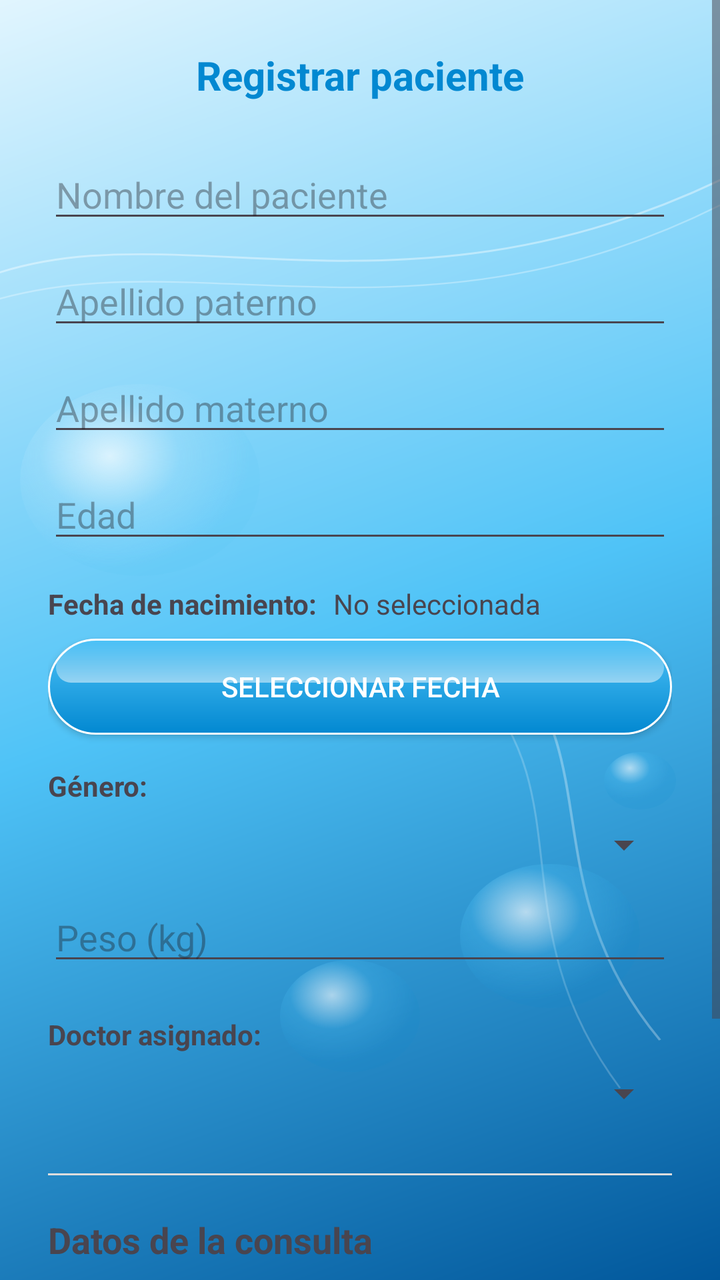
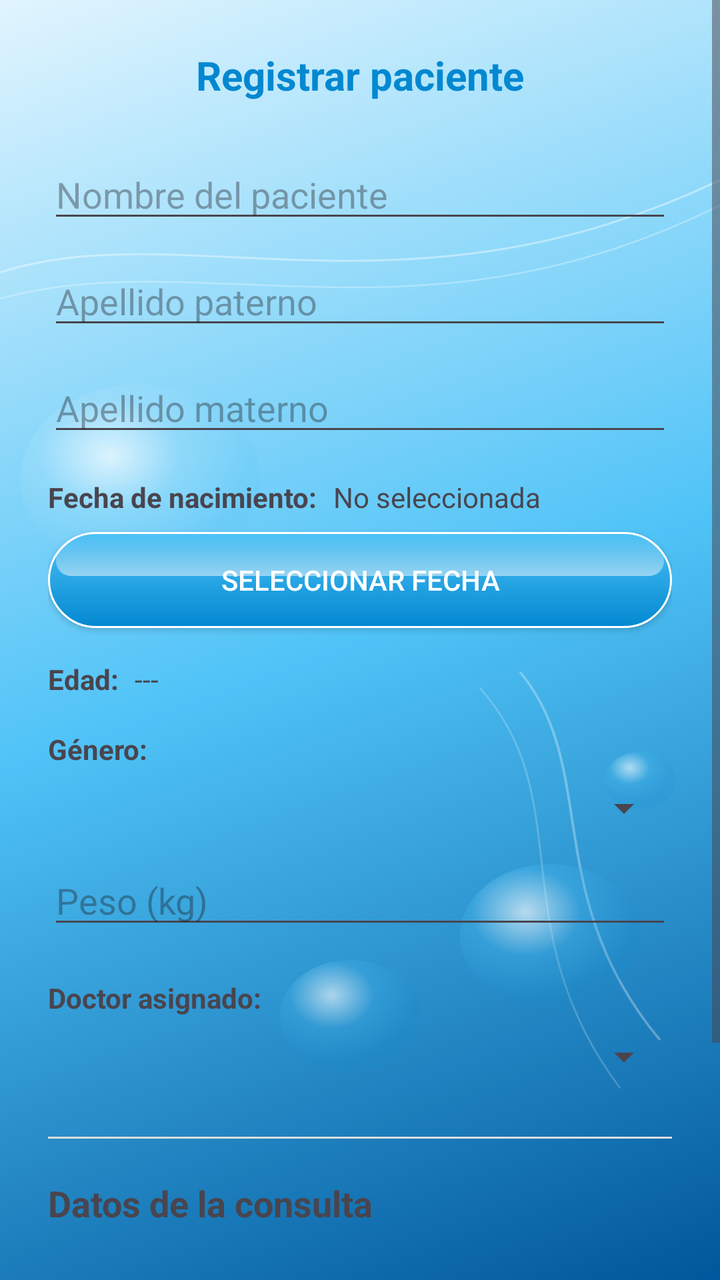

The first picture is an Android layout as it rendered before a commit; the second is the same layout after the commit. The layout source and the unified diff follow.
<!-- AndroidManifest.xml: application theme Theme.ProyectoTheProyect -->
<!-- res/layout/activity_guardar_paciente.xml -->
<?xml version="1.0" encoding="utf-8"?>
<ScrollView
    xmlns:android="http://schemas.android.com/apk/res/android"
    xmlns:app="http://schemas.android.com/apk/res-auto"
    xmlns:tools="http://schemas.android.com/tools"
    android:id="@+id/main"
    android:layout_width="match_parent"
    android:layout_height="match_parent"
    android:background="@drawable/bg_frutiger_gradient"
    android:fillViewport="true">

    <androidx.constraintlayout.widget.ConstraintLayout
        android:layout_width="match_parent"
        android:layout_height="wrap_content"
        android:padding="24dp"
        tools:context=".GuardarPacienteActivity">

        <TextView
            android:id="@+id/tvTituloPaciente"
            android:layout_width="wrap_content"
            android:layout_height="wrap_content"
            android:text="Registrar paciente"
            android:textSize="20sp"
            android:textStyle="bold"
            android:textColor="@color/frutiger_azul_profundo"
            app:layout_constraintTop_toTopOf="parent"
            app:layout_constraintStart_toStartOf="parent"
            app:layout_constraintEnd_toEndOf="parent" />

        <EditText
            android:id="@+id/etNombrePaciente"
            android:layout_width="0dp"
            android:layout_height="wrap_content"
            android:hint="Nombre del paciente"
            android:inputType="textPersonName"
            app:layout_constraintTop_toBottomOf="@id/tvTituloPaciente"
            app:layout_constraintStart_toStartOf="parent"
            app:layout_constraintEnd_toEndOf="parent"
            android:layout_marginTop="24dp" />

        <EditText
            android:id="@+id/etApellidoPaterno"
            android:layout_width="0dp"
            android:layout_height="wrap_content"
            android:hint="Apellido paterno"
            android:inputType="textPersonName"
            app:layout_constraintTop_toBottomOf="@id/etNombrePaciente"
            app:layout_constraintStart_toStartOf="parent"
            app:layout_constraintEnd_toEndOf="parent"
            android:layout_marginTop="12dp" />

        
        <EditText
            android:id="@+id/etApellidoMaterno"
            android:layout_width="0dp"
            android:layout_height="wrap_content"
            android:hint="Apellido materno"
            android:inputType="textPersonName"
            app:layout_constraintTop_toBottomOf="@id/etApellidoPaterno"
            app:layout_constraintStart_toStartOf="parent"
            app:layout_constraintEnd_toEndOf="parent"
            android:layout_marginTop="12dp" />

        <EditText
            android:id="@+id/etEdadPaciente"
            android:layout_width="0dp"
            android:layout_height="wrap_content"
            android:hint="Edad"
            android:inputType="number"
            app:layout_constraintTop_toBottomOf="@id/etApellidoMaterno"
            app:layout_constraintStart_toStartOf="parent"
            app:layout_constraintEnd_toEndOf="parent"
            android:layout_marginTop="12dp" />

        
        <TextView
            android:id="@+id/lblFechaNacimiento"
            android:layout_width="wrap_content"
            android:layout_height="wrap_content"
            android:text="Fecha de nacimiento:"
            android:textStyle="bold"
            app:layout_constraintTop_toBottomOf="@id/etEdadPaciente"
            app:layout_constraintStart_toStartOf="parent"
            android:layout_marginTop="16dp" />

        <TextView
            android:id="@+id/tvFechaNacimiento"
            android:layout_width="0dp"
            android:layout_height="wrap_content"
            android:text="No seleccionada"
            app:layout_constraintTop_toTopOf="@id/lblFechaNacimiento"
            app:layout_constraintStart_toEndOf="@id/lblFechaNacimiento"
            app:layout_constraintEnd_toEndOf="parent"
            android:layout_marginStart="8dp" />

        <Button
            android:id="@+id/btnSeleccionarFechaNacimiento"
            android:layout_width="0dp"
            android:layout_height="wrap_content"
            android:text="Seleccionar fecha"
            android:background="@drawable/btn_frutiger"
            android:textColor="@color/white"
            app:backgroundTint="@null"
            android:insetTop="0dp"
            android:insetBottom="0dp"
            app:layout_constraintTop_toBottomOf="@id/lblFechaNacimiento"
            app:layout_constraintStart_toStartOf="parent"
            app:layout_constraintEnd_toEndOf="parent"
            android:layout_marginTop="8dp" />

        
        <TextView
            android:id="@+id/lblGenero"
            android:layout_width="wrap_content"
            android:layout_height="wrap_content"
            android:text="Género:"
            android:textStyle="bold"
            app:layout_constraintTop_toBottomOf="@id/btnSeleccionarFechaNacimiento"
            app:layout_constraintStart_toStartOf="parent"
            android:layout_marginTop="16dp" />

        <Spinner
            android:id="@+id/spinnerGenero"
            android:layout_width="0dp"
            android:layout_height="wrap_content"
            app:layout_constraintTop_toBottomOf="@id/lblGenero"
            app:layout_constraintStart_toStartOf="parent"
            app:layout_constraintEnd_toEndOf="parent"
            android:layout_marginTop="8dp" />

        
        <EditText
            android:id="@+id/etPeso"
            android:layout_width="0dp"
            android:layout_height="wrap_content"
            android:hint="Peso (kg)"
            android:inputType="numberDecimal"
            app:layout_constraintTop_toBottomOf="@id/spinnerGenero"
            app:layout_constraintStart_toStartOf="parent"
            app:layout_constraintEnd_toEndOf="parent"
            android:layout_marginTop="12dp" />

        <TextView
            android:id="@+id/lblDoctor"
            android:layout_width="wrap_content"
            android:layout_height="wrap_content"
            android:text="Doctor asignado:"
            android:textStyle="bold"
            app:layout_constraintTop_toBottomOf="@id/etPeso"
            app:layout_constraintStart_toStartOf="parent"
            android:layout_marginTop="20dp" />

        <Spinner
            android:id="@+id/spinnerDoctor"
            android:layout_width="0dp"
            android:layout_height="wrap_content"
            app:layout_constraintTop_toBottomOf="@id/lblDoctor"
            app:layout_constraintStart_toStartOf="parent"
            app:layout_constraintEnd_toEndOf="parent"
            android:layout_marginTop="8dp" />

        <View
            android:id="@+id/divider1"
            android:layout_width="0dp"
            android:layout_height="1dp"
            android:background="#DDDDDD"
            app:layout_constraintTop_toBottomOf="@id/spinnerDoctor"
            app:layout_constraintStart_toStartOf="parent"
            app:layout_constraintEnd_toEndOf="parent"
            android:layout_marginTop="28dp" />

        <TextView
            android:id="@+id/tvTituloConsulta"
            android:layout_width="wrap_content"
            android:layout_height="wrap_content"
            android:text="Datos de la consulta"
            android:textSize="18sp"
            android:textStyle="bold"
            app:layout_constraintTop_toBottomOf="@id/divider1"
            app:layout_constraintStart_toStartOf="parent"
            android:layout_marginTop="20dp" />

        <FrameLayout
            android:id="@+id/frameConsulta"
            android:layout_width="0dp"
            android:layout_height="wrap_content"
            app:layout_constraintTop_toBottomOf="@id/tvTituloConsulta"
            app:layout_constraintStart_toStartOf="parent"
            app:layout_constraintEnd_toEndOf="parent"
            android:layout_marginTop="12dp" />

        <Button
            android:id="@+id/btnGuardarPaciente"
            android:layout_width="0dp"
            android:layout_height="wrap_content"
            android:text="Guardar paciente y consulta"
            android:background="@drawable/btn_frutiger"
            android:textColor="@color/white"
            app:backgroundTint="@null"
            android:insetTop="0dp"
            android:insetBottom="0dp"
            app:layout_constraintTop_toBottomOf="@id/frameConsulta"
            app:layout_constraintStart_toStartOf="parent"
            app:layout_constraintEnd_toEndOf="parent"
            android:layout_marginTop="28dp" />

        <Button
            android:id="@+id/btnVolverMenu"
            android:layout_width="0dp"
            android:layout_height="wrap_content"
            android:text="Regresar al menú"
            android:background="@drawable/btn_frutiger"
            android:textColor="@color/white"
            app:backgroundTint="@null"
            android:insetTop="0dp"
            android:insetBottom="0dp"
            app:layout_constraintTop_toBottomOf="@id/btnGuardarPaciente"
            app:layout_constraintStart_toStartOf="parent"
            app:layout_constraintEnd_toEndOf="parent"
            android:layout_marginTop="12dp"
            android:layout_marginBottom="24dp" />

    </androidx.constraintlayout.widget.ConstraintLayout>
</ScrollView>
<!-- resources referenced by this layout -->
<resources>
  <color name="frutiger_azul_profundo">#0288D1</color>
  <color name="white">#FFFFFFFF</color>
  <!-- drawable bg_frutiger_gradient: vector/xml drawable (drawable, 3467 chars, omitted) -->
  <!-- drawable btn_frutiger (drawable) -->
  <?xml version="1.0" encoding="utf-8"?>
  <layer-list xmlns:android="http://schemas.android.com/apk/res/android">
  
      
      <item>
          <shape android:shape="rectangle">
              <corners android:radius="24dp"/>
              <gradient
                  android:startColor="@color/frutiger_azul_profundo"
                  android:endColor="@color/frutiger_cian"
                  android:angle="90"/>
              <stroke
                  android:width="1dp"
                  android:color="@color/frutiger_blanco_brillo"/>
          </shape>
      </item>
  
      
      <item android:top="2dp" android:left="4dp" android:right="4dp" android:bottom="26dp">
          <shape android:shape="rectangle">
              <corners
                  android:topLeftRadius="20dp"
                  android:topRightRadius="20dp"
                  android:bottomLeftRadius="12dp"
                  android:bottomRightRadius="12dp"/>
              <gradient
                  android:startColor="#80FFFFFF"
                  android:endColor="#00FFFFFF"
                  android:angle="90"/>
          </shape>
      </item>
  
  </layer-list>
  <style name="Theme.ProyectoTheProyect" parent="Base.Theme.ProyectoTheProyect" />
  <color name="frutiger_cian">#4FC3F7</color>
  <color name="frutiger_blanco_brillo">#FFFFFF</color>
  <style name="Base.Theme.ProyectoTheProyect" parent="Theme.Material3.Light.NoActionBar">
          
          
      </style>
</resources>

<!-- the commit's change to res/layout/activity_guardar_paciente.xml (unified diff, before → after) -->
@@ -61,25 +61,14 @@
             app:layout_constraintEnd_toEndOf="parent"
             android:layout_marginTop="12dp" />
 
-        <EditText
-            android:id="@+id/etEdadPaciente"
-            android:layout_width="0dp"
-            android:layout_height="wrap_content"
-            android:hint="Edad"
-            android:inputType="number"
+        
+        <TextView
+            android:id="@+id/lblFechaNacimiento"
+            android:layout_width="wrap_content"
+            android:layout_height="wrap_content"
+            android:text="Fecha de nacimiento:"
+            android:textStyle="bold"
             app:layout_constraintTop_toBottomOf="@id/etApellidoMaterno"
-            app:layout_constraintStart_toStartOf="parent"
-            app:layout_constraintEnd_toEndOf="parent"
-            android:layout_marginTop="12dp" />
-
-        
-        <TextView
-            android:id="@+id/lblFechaNacimiento"
-            android:layout_width="wrap_content"
-            android:layout_height="wrap_content"
-            android:text="Fecha de nacimiento:"
-            android:textStyle="bold"
-            app:layout_constraintTop_toBottomOf="@id/etEdadPaciente"
             app:layout_constraintStart_toStartOf="parent"
             android:layout_marginTop="16dp" />
 
@@ -110,12 +99,33 @@
 
         
         <TextView
+            android:id="@+id/lblEdadCalculada"
+            android:layout_width="wrap_content"
+            android:layout_height="wrap_content"
+            android:text="Edad:"
+            android:textStyle="bold"
+            app:layout_constraintTop_toBottomOf="@id/btnSeleccionarFechaNacimiento"
+            app:layout_constraintStart_toStartOf="parent"
+            android:layout_marginTop="16dp" />
+
+        <TextView
+            android:id="@+id/tvEdadCalculada"
+            android:layout_width="0dp"
+            android:layout_height="wrap_content"
+            android:text="---"
+            app:layout_constraintTop_toTopOf="@id/lblEdadCalculada"
+            app:layout_constraintStart_toEndOf="@id/lblEdadCalculada"
+            app:layout_constraintEnd_toEndOf="parent"
+            android:layout_marginStart="8dp" />
+
+        
+        <TextView
             android:id="@+id/lblGenero"
             android:layout_width="wrap_content"
             android:layout_height="wrap_content"
             android:text="Género:"
             android:textStyle="bold"
-            app:layout_constraintTop_toBottomOf="@id/btnSeleccionarFechaNacimiento"
+            app:layout_constraintTop_toBottomOf="@id/lblEdadCalculada"
             app:layout_constraintStart_toStartOf="parent"
             android:layout_marginTop="16dp" />
 
